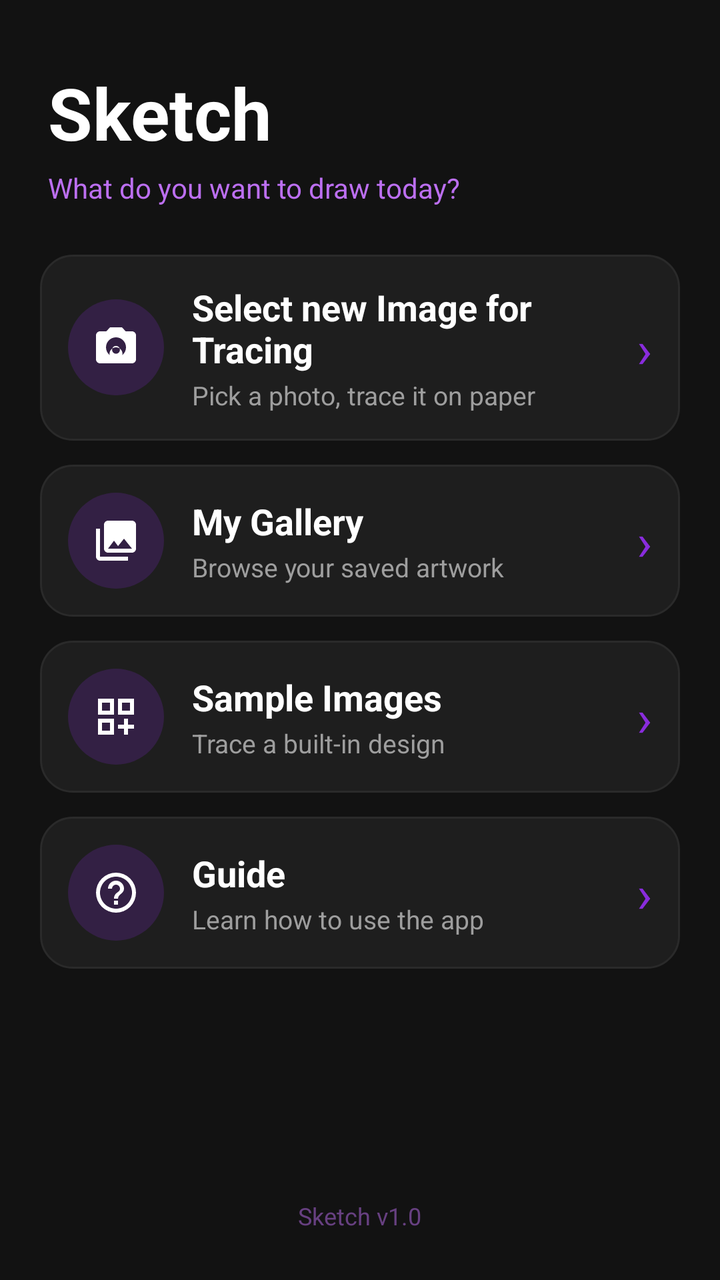
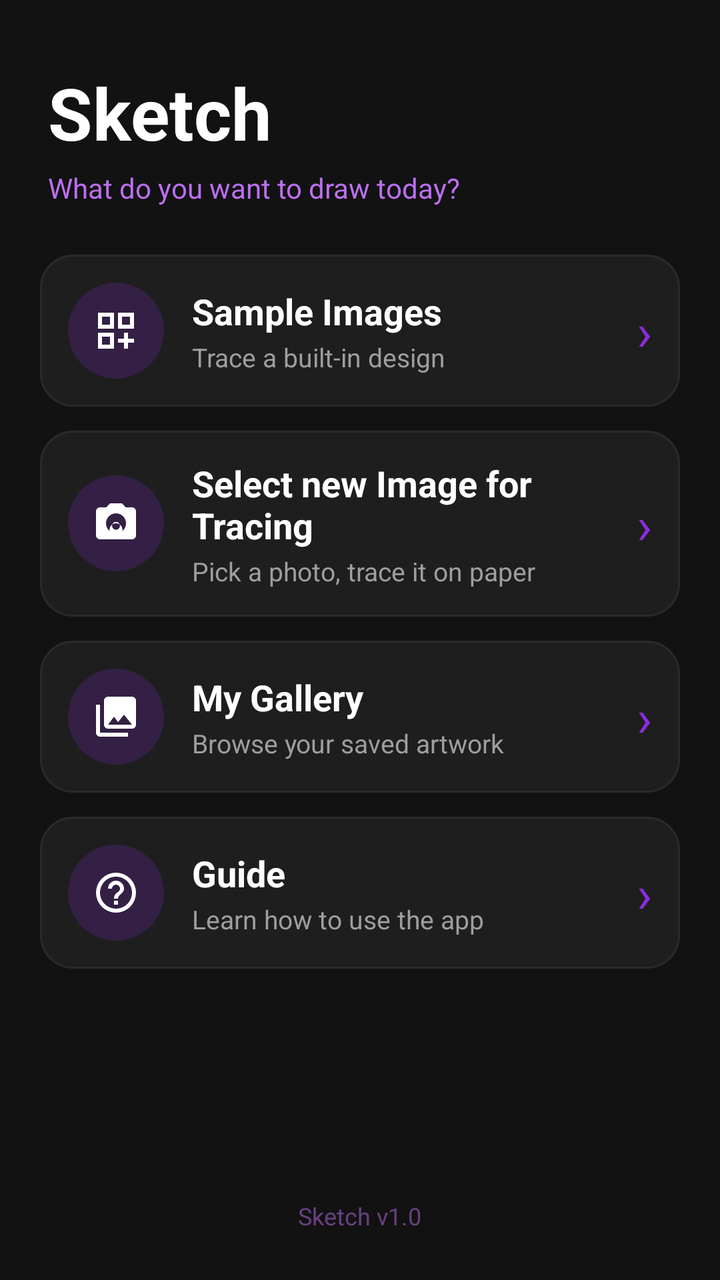

Two renders of the same Android screen: before a commit and after it. Below are the layout's source before the change and the commit's diff.
<!-- AndroidManifest.xml: application theme Theme.DrawingApplication -->
<!-- res/layout/activity_menu_screen.xml -->
<?xml version="1.0" encoding="utf-8"?>
<LinearLayout xmlns:android="http://schemas.android.com/apk/res/android"
    xmlns:tools="http://schemas.android.com/tools"
    android:id="@+id/main"
    android:layout_width="match_parent"
    android:layout_height="match_parent"
    android:orientation="vertical"
    android:background="#121212"
    tools:context=".MenuScreen">

    <TextView
        android:layout_width="wrap_content"
        android:layout_height="wrap_content"
        android:layout_marginStart="24dp"
        android:layout_marginTop="32dp"
        android:text="Sketch"
        android:textSize="36sp"
        android:textStyle="bold"
        android:textColor="#FFFFFF" />

    <TextView
        android:layout_width="wrap_content"
        android:layout_height="wrap_content"
        android:layout_marginStart="24dp"
        android:layout_marginTop="4dp"
        android:layout_marginBottom="24dp"
        android:text="What do you want to draw today?"
        android:textSize="14sp"
        android:textColor="#BC6FF1" />

    <ScrollView
        android:layout_width="match_parent"
        android:layout_height="0dp"
        android:layout_weight="1"
        android:clipToPadding="false"
        android:paddingBottom="8dp">

        <LinearLayout
            android:layout_width="match_parent"
            android:layout_height="wrap_content"
            android:orientation="vertical">

    <LinearLayout
        android:id="@+id/menuTraceCard"
        android:layout_width="match_parent"
        android:layout_height="wrap_content"
        android:layout_marginStart="20dp"
        android:layout_marginEnd="20dp"
        android:layout_marginBottom="12dp"
        android:background="@drawable/menu_item_bg"
        android:clickable="true"
        android:focusable="true"
        android:foreground="?attr/selectableItemBackground"
        android:orientation="horizontal"
        android:gravity="center_vertical"
        android:padding="14dp">

        <ImageView
            android:layout_width="48dp"
            android:layout_height="48dp"
            android:background="@drawable/menu_icon_bg"
            android:contentDescription="Start tracing"
            android:padding="12dp"
            android:src="@drawable/ic_camera"
            android:tint="#FFFFFF" />

        <LinearLayout
            android:layout_width="0dp"
            android:layout_height="wrap_content"
            android:layout_weight="1"
            android:layout_marginStart="14dp"
            android:orientation="vertical">

            <TextView
                android:layout_width="wrap_content"
                android:layout_height="wrap_content"
                android:text="Select new Image for Tracing"
                android:textSize="18sp"
                android:textStyle="bold"
                android:textColor="#FFFFFF" />

            <TextView
                android:layout_width="wrap_content"
                android:layout_height="wrap_content"
                android:layout_marginTop="2dp"
                android:text="Pick a photo, trace it on paper"
                android:textSize="13sp"
                android:textColor="#9E9E9E" />

        </LinearLayout>

        <TextView
            android:layout_width="wrap_content"
            android:layout_height="wrap_content"
            android:text="›"
            android:textSize="26sp"
            android:textColor="#892CDC" />

    </LinearLayout>

    <LinearLayout
        android:id="@+id/menuGalleryCard"
        android:layout_width="match_parent"
        android:layout_height="wrap_content"
        android:layout_marginStart="20dp"
        android:layout_marginEnd="20dp"
        android:layout_marginBottom="12dp"
        android:background="@drawable/menu_item_bg"
        android:clickable="true"
        android:focusable="true"
        android:foreground="?attr/selectableItemBackground"
        android:orientation="horizontal"
        android:gravity="center_vertical"
        android:padding="14dp">

        <ImageView
            android:layout_width="48dp"
            android:layout_height="48dp"
            android:background="@drawable/menu_icon_bg"
            android:contentDescription="Open gallery"
            android:padding="12dp"
            android:src="@drawable/ic_photo_library"
            android:tint="#FFFFFF" />

        <LinearLayout
            android:layout_width="0dp"
            android:layout_height="wrap_content"
            android:layout_weight="1"
            android:layout_marginStart="14dp"
            android:orientation="vertical">

            <TextView
                android:layout_width="wrap_content"
                android:layout_height="wrap_content"
                android:text="My Gallery"
                android:textSize="18sp"
                android:textStyle="bold"
                android:textColor="#FFFFFF" />

            <TextView
                android:layout_width="wrap_content"
                android:layout_height="wrap_content"
                android:layout_marginTop="2dp"
                android:text="Browse your saved artwork"
                android:textSize="13sp"
                android:textColor="#9E9E9E" />

        </LinearLayout>

        <TextView
            android:layout_width="wrap_content"
            android:layout_height="wrap_content"
            android:text="›"
            android:textSize="26sp"
            android:textColor="#892CDC" />

    </LinearLayout>

    <LinearLayout
        android:id="@+id/menuSamplesCard"
        android:layout_width="match_parent"
        android:layout_height="wrap_content"
        android:layout_marginStart="20dp"
        android:layout_marginEnd="20dp"
        android:layout_marginBottom="12dp"
        android:background="@drawable/menu_item_bg"
        android:clickable="true"
        android:focusable="true"
        android:foreground="?attr/selectableItemBackground"
        android:orientation="horizontal"
        android:gravity="center_vertical"
        android:padding="14dp">

        <ImageView
            android:layout_width="48dp"
            android:layout_height="48dp"
            android:background="@drawable/menu_icon_bg"
            android:contentDescription="Sample images"
            android:padding="12dp"
            android:src="@drawable/ic_sample_images"
            android:tint="#FFFFFF" />

        <LinearLayout
            android:layout_width="0dp"
            android:layout_height="wrap_content"
            android:layout_weight="1"
            android:layout_marginStart="14dp"
            android:orientation="vertical">

            <TextView
                android:layout_width="wrap_content"
                android:layout_height="wrap_content"
                android:text="Sample Images"
                android:textSize="18sp"
                android:textStyle="bold"
                android:textColor="#FFFFFF" />

            <TextView
                android:layout_width="wrap_content"
                android:layout_height="wrap_content"
                android:layout_marginTop="2dp"
                android:text="Trace a built-in design"
                android:textSize="13sp"
                android:textColor="#9E9E9E" />

        </LinearLayout>

        <TextView
            android:layout_width="wrap_content"
            android:layout_height="wrap_content"
            android:text="›"
            android:textSize="26sp"
            android:textColor="#892CDC" />

    </LinearLayout>

    <LinearLayout
        android:id="@+id/menuGuideCard"
        android:layout_width="match_parent"
        android:layout_height="wrap_content"
        android:layout_marginStart="20dp"
        android:layout_marginEnd="20dp"
        android:layout_marginBottom="12dp"
        android:background="@drawable/menu_item_bg"
        android:clickable="true"
        android:focusable="true"
        android:foreground="?attr/selectableItemBackground"
        android:orientation="horizontal"
        android:gravity="center_vertical"
        android:padding="14dp">

        <ImageView
            android:layout_width="48dp"
            android:layout_height="48dp"
            android:background="@drawable/menu_icon_bg"
            android:contentDescription="Open guide"
            android:padding="12dp"
            android:src="@drawable/ic_help"
            android:tint="#FFFFFF" />

        <LinearLayout
            android:layout_width="0dp"
            android:layout_height="wrap_content"
            android:layout_weight="1"
            android:layout_marginStart="14dp"
            android:orientation="vertical">

            <TextView
                android:layout_width="wrap_content"
                android:layout_height="wrap_content"
                android:text="Guide"
                android:textSize="18sp"
                android:textStyle="bold"
                android:textColor="#FFFFFF" />

            <TextView
                android:layout_width="wrap_content"
                android:layout_height="wrap_content"
                android:layout_marginTop="2dp"
                android:text="Learn how to use the app"
                android:textSize="13sp"
                android:textColor="#9E9E9E" />

        </LinearLayout>

        <TextView
            android:layout_width="wrap_content"
            android:layout_height="wrap_content"
            android:text="›"
            android:textSize="26sp"
            android:textColor="#892CDC" />

    </LinearLayout>

        </LinearLayout>

    </ScrollView>

    <TextView
        android:layout_width="wrap_content"
        android:layout_height="wrap_content"
        android:layout_gravity="center_horizontal"
        android:layout_marginTop="8dp"
        android:layout_marginBottom="24dp"
        android:alpha="0.5"
        android:text="Sketch v1.0"
        android:textColor="#BC6FF1"
        android:textSize="12sp" />

</LinearLayout>
<!-- resources referenced by this layout -->
<resources>
  <!-- drawable ic_camera (drawable) -->
  <?xml version="1.0" encoding="utf-8"?>
  <vector xmlns:android="http://schemas.android.com/apk/res/android"
      android:width="24dp"
      android:height="24dp"
      android:viewportWidth="24"
      android:viewportHeight="24">
      <path
          android:fillColor="#FFFFFF"
          android:pathData="M12,12c-1.79,0 -3.24,1.45 -3.24,3.24s1.45,3.24 3.24,3.24 3.24,-1.45 3.24,-3.24S13.79,12 12,12zM12,15.2c-1.08,0 -1.96,-0.88 -1.96,-1.96s0.88,-1.96 1.96,-1.96 1.96,0.88 1.96,1.96 -0.88,1.96 -1.96,1.96z" />
      <path
          android:fillColor="#FFFFFF"
          android:pathData="M9,2L7.17,4L4,4c-1.1,0 -2,0.9 -2,2v12c0,1.1 0.9,2 2,2h16c1.1,0 2,-0.9 2,-2V6c0,-1.1 -0.9,-2 -2,-2h-3.17L15,2L9,2zM12,17c-2.76,0 -5,-2.24 -5,-5s2.24,-5 5,-5 5,2.24 5,5 -2.24,5 -5,5z" />
  </vector>
  <!-- drawable ic_help (drawable) -->
  <?xml version="1.0" encoding="utf-8"?>
  <vector xmlns:android="http://schemas.android.com/apk/res/android"
      android:width="24dp"
      android:height="24dp"
      android:viewportWidth="24"
      android:viewportHeight="24">
      <path
          android:fillColor="#FFFFFF"
          android:pathData="M11,18H13V16H11V18M12,2A10,10 0 0,0 2,12A10,10 0 0,0 12,22A10,10 0 0,0 22,12A10,10 0 0,0 12,2M12,20C7.59,20 4,16.41 4,12C4,7.59 7.59,4 12,4C16.41,4 20,7.59 20,12C20,16.41 16.41,20 12,20M12,6A4,4 0 0,0 8,10H10A2,2 0 0,1 12,8A2,2 0 0,1 14,10C14,12 11,11.75 11,15H13C13,12.75 16,12.5 16,10A4,4 0 0,0 12,6Z" />
  </vector>
  <!-- drawable ic_photo_library (drawable) -->
  <?xml version="1.0" encoding="utf-8"?>
  <vector xmlns:android="http://schemas.android.com/apk/res/android"
      android:width="24dp"
      android:height="24dp"
      android:viewportWidth="24"
      android:viewportHeight="24">
      <path
          android:fillColor="#FFFFFF"
          android:pathData="M22,16V4c0,-1.1 -0.9,-2 -2,-2H8c-1.1,0 -2,0.9 -2,2v12c0,1.1 0.9,2 2,2h12c1.1,0 2,-0.9 2,-2zM11,12l2.03,2.71L16,11l4,5H8l3,-4zM2,6v14c0,1.1 0.9,2 2,2h14v-2H4V6H2z" />
  </vector>
  <!-- drawable ic_sample_images (drawable) -->
  <?xml version="1.0" encoding="utf-8"?>
  <vector xmlns:android="http://schemas.android.com/apk/res/android"
      android:width="24dp"
      android:height="24dp"
      android:viewportWidth="24"
      android:viewportHeight="24">
      <path
          android:fillColor="#FFFFFF"
          android:pathData="M3,21H11V13H3M5,15H9V19H5M3,11H11V3H3M5,5H9V9H5M13,3V11H21V3M19,9H15V5H19M18,16H21V18H18V21H16V18H13V16H16V13H18Z" />
  </vector>
  <!-- drawable menu_icon_bg (drawable) -->
  <?xml version="1.0" encoding="utf-8"?>
  <shape xmlns:android="http://schemas.android.com/apk/res/android"
      android:shape="oval">
      <solid android:color="#33892CDC" />
  </shape>
  <!-- drawable menu_item_bg (drawable) -->
  <?xml version="1.0" encoding="utf-8"?>
  <shape xmlns:android="http://schemas.android.com/apk/res/android"
      android:shape="rectangle">
      <solid android:color="#1E1E1E" />
      <corners android:radius="16dp" />
      <stroke
          android:width="1dp"
          android:color="#2A2A2A" />
  </shape>
  <style name="Theme.DrawingApplication" parent="Base.Theme.DrawingApplication" />
  <style name="Base.Theme.DrawingApplication" parent="Theme.Material3.DayNight.NoActionBar">
          
          
      </style>
</resources>

<!-- the commit's change to res/layout/activity_menu_screen.xml (unified diff, before → after) -->
@@ -41,6 +41,64 @@
             android:orientation="vertical">
 
     <LinearLayout
+        android:id="@+id/menuSamplesCard"
+        android:layout_width="match_parent"
+        android:layout_height="wrap_content"
+        android:layout_marginStart="20dp"
+        android:layout_marginEnd="20dp"
+        android:layout_marginBottom="12dp"
+        android:background="@drawable/menu_item_bg"
+        android:clickable="true"
+        android:focusable="true"
+        android:foreground="?attr/selectableItemBackground"
+        android:orientation="horizontal"
+        android:gravity="center_vertical"
+        android:padding="14dp">
+
+        <ImageView
+            android:layout_width="48dp"
+            android:layout_height="48dp"
+            android:background="@drawable/menu_icon_bg"
+            android:contentDescription="Sample images"
+            android:padding="12dp"
+            android:src="@drawable/ic_sample_images"
+            android:tint="#FFFFFF" />
+
+        <LinearLayout
+            android:layout_width="0dp"
+            android:layout_height="wrap_content"
+            android:layout_weight="1"
+            android:layout_marginStart="14dp"
+            android:orientation="vertical">
+
+            <TextView
+                android:layout_width="wrap_content"
+                android:layout_height="wrap_content"
+                android:text="Sample Images"
+                android:textSize="18sp"
+                android:textStyle="bold"
+                android:textColor="#FFFFFF" />
+
+            <TextView
+                android:layout_width="wrap_content"
+                android:layout_height="wrap_content"
+                android:layout_marginTop="2dp"
+                android:text="Trace a built-in design"
+                android:textSize="13sp"
+                android:textColor="#9E9E9E" />
+
+        </LinearLayout>
+
+        <TextView
+            android:layout_width="wrap_content"
+            android:layout_height="wrap_content"
+            android:text="›"
+            android:textSize="26sp"
+            android:textColor="#892CDC" />
+
+    </LinearLayout>
+
+    <LinearLayout
         android:id="@+id/menuTraceCard"
         android:layout_width="match_parent"
         android:layout_height="wrap_content"
@@ -142,64 +200,6 @@
                 android:layout_height="wrap_content"
                 android:layout_marginTop="2dp"
                 android:text="Browse your saved artwork"
-                android:textSize="13sp"
-                android:textColor="#9E9E9E" />
-
-        </LinearLayout>
-
-        <TextView
-            android:layout_width="wrap_content"
-            android:layout_height="wrap_content"
-            android:text="›"
-            android:textSize="26sp"
-            android:textColor="#892CDC" />
-
-    </LinearLayout>
-
-    <LinearLayout
-        android:id="@+id/menuSamplesCard"
-        android:layout_width="match_parent"
-        android:layout_height="wrap_content"
-        android:layout_marginStart="20dp"
-        android:layout_marginEnd="20dp"
-        android:layout_marginBottom="12dp"
-        android:background="@drawable/menu_item_bg"
-        android:clickable="true"
-        android:focusable="true"
-        android:foreground="?attr/selectableItemBackground"
-        android:orientation="horizontal"
-        android:gravity="center_vertical"
-        android:padding="14dp">
-
-        <ImageView
-            android:layout_width="48dp"
-            android:layout_height="48dp"
-            android:background="@drawable/menu_icon_bg"
-            android:contentDescription="Sample images"
-            android:padding="12dp"
-            android:src="@drawable/ic_sample_images"
-            android:tint="#FFFFFF" />
-
-        <LinearLayout
-            android:layout_width="0dp"
-            android:layout_height="wrap_content"
-            android:layout_weight="1"
-            android:layout_marginStart="14dp"
-            android:orientation="vertical">
-
-            <TextView
-                android:layout_width="wrap_content"
-                android:layout_height="wrap_content"
-                android:text="Sample Images"
-                android:textSize="18sp"
-                android:textStyle="bold"
-                android:textColor="#FFFFFF" />
-
-            <TextView
-                android:layout_width="wrap_content"
-                android:layout_height="wrap_content"
-                android:layout_marginTop="2dp"
-                android:text="Trace a built-in design"
                 android:textSize="13sp"
                 android:textColor="#9E9E9E" />
 
